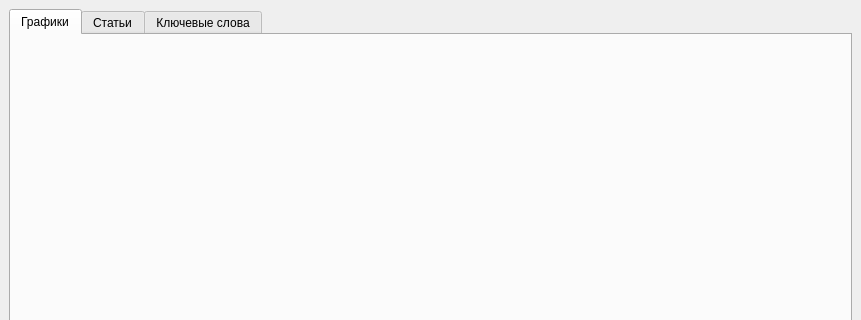
Before: the Qt Designer form src/gui/res/main_window.ui in Hryapusek/news-parser-python, drawn with Qt 5; both pictures show x 0 to 861 and y 0 to 320 of the 861 by 653 pixel window.
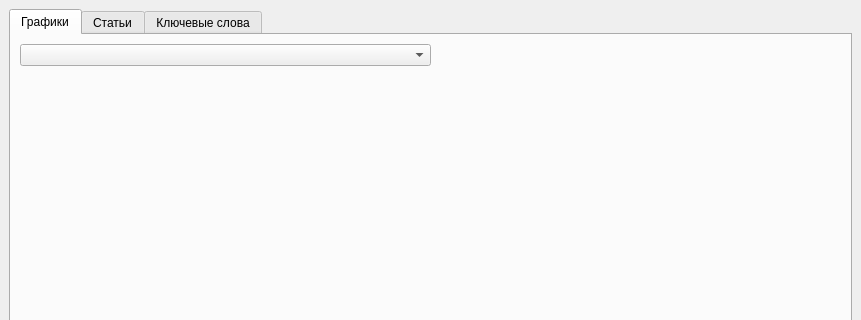
After: the same form once the commit is applied. The open tabs and pages were chosen to show the change.

Patch:
```diff
--- a/src/gui/res/main_window.ui
+++ b/src/gui/res/main_window.ui
@@ -20,7 +20,7 @@
      <verstretch>0</verstretch>
     </sizepolicy>
    </property>
-   <layout class="QVBoxLayout" name="verticalLayout_4">
+   <layout class="QVBoxLayout" name="verticalLayout_5">
     <item>
      <widget class="QTabWidget" name="tabs">
       <property name="currentIndex">
@@ -36,6 +36,48 @@
        <attribute name="title">
         <string>Графики</string>
        </attribute>
+       <layout class="QVBoxLayout" name="verticalLayout_4">
+        <item>
+         <layout class="QVBoxLayout" name="verticalLayout_6">
+          <item>
+           <layout class="QHBoxLayout" name="horizontalLayout_5">
+            <item>
+             <widget class="QComboBox" name="category_combobox">
+              <property name="sizePolicy">
+               <sizepolicy hsizetype="Expanding" vsizetype="Fixed">
+                <horstretch>0</horstretch>
+                <verstretch>0</verstretch>
+               </sizepolicy>
+              </property>
+             </widget>
+            </item>
+            <item>
+             <spacer name="horizontalSpacer">
+              <property name="orientation">
+               <enum>Qt::Horizontal</enum>
+              </property>
+              <property name="sizeHint" stdset="0">
+               <size>
+                <width>40</width>
+                <height>20</height>
+               </size>
+              </property>
+             </spacer>
+            </item>
+           </layout>
+          </item>
+          <item>
+           <widget class="QStackedWidget" name="stacked_plots">
+            <property name="currentIndex">
+             <number>1</number>
+            </property>
+            <widget class="QWidget" name="page"/>
+            <widget class="QWidget" name="page_2"/>
+           </widget>
+          </item>
+         </layout>
+        </item>
+       </layout>
       </widget>
       <widget class="QWidget" name="articles_tab">
        <property name="sizePolicy">
```
Left out of the diff: 21 changed lines with no effect on the pictures.
